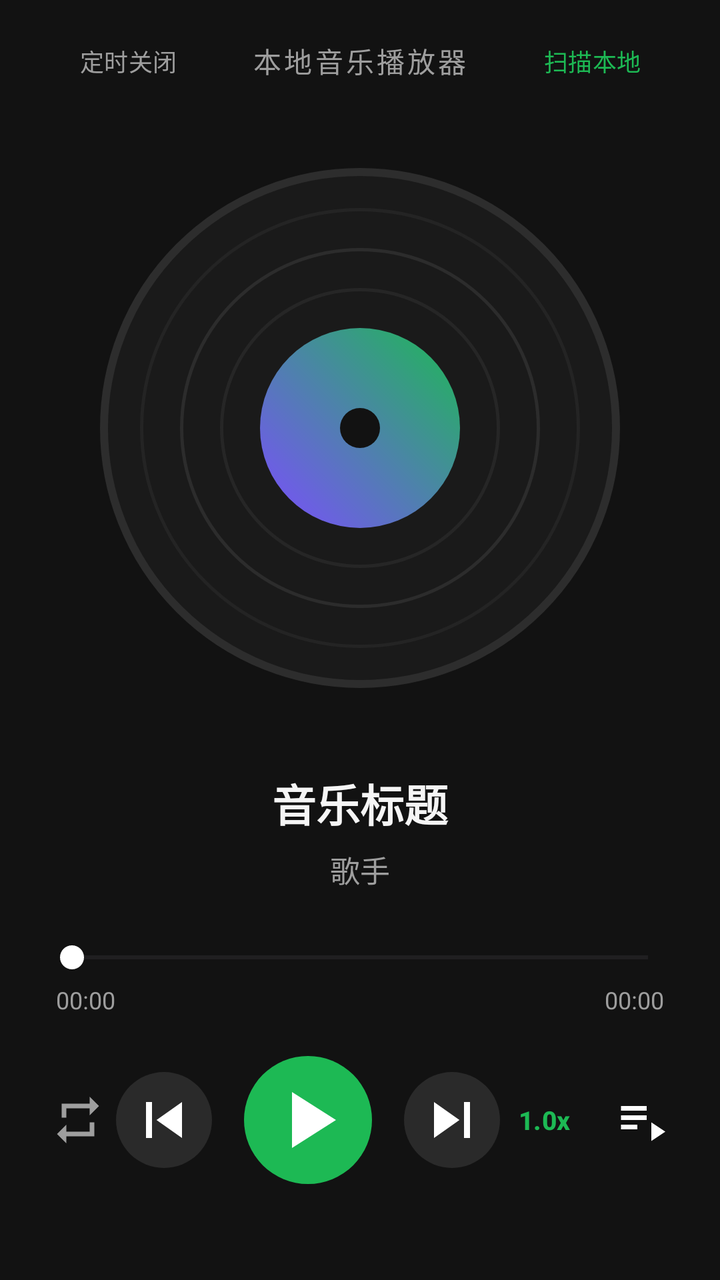
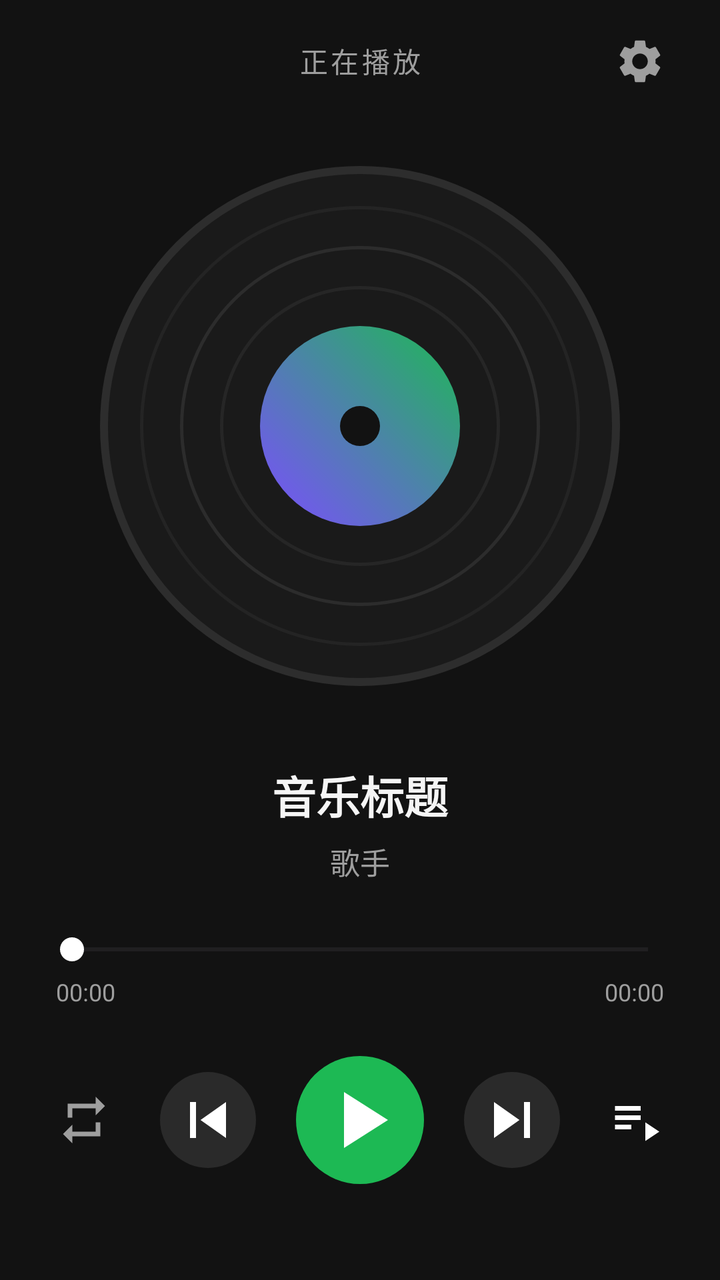

Before-and-after screenshots of an Android layout around one commit, followed by the original layout XML and the change that was made.
<!-- AndroidManifest.xml: application theme Theme.LocalMusicPlayer -->
<!-- res/layout/activity_main.xml -->
<?xml version="1.0" encoding="utf-8"?>
<androidx.constraintlayout.widget.ConstraintLayout xmlns:android="http://schemas.android.com/apk/res/android"
    xmlns:app="http://schemas.android.com/apk/res-auto"
    android:layout_width="match_parent"
    android:layout_height="match_parent"
    android:background="@color/bg_dark"
    android:padding="20dp">

    
    <Button
        android:id="@+id/btnSleepTimer"
        style="@style/Widget.Material3.Button.TextButton"
        android:layout_width="wrap_content"
        android:layout_height="wrap_content"
        android:text="定时关闭"
        android:textColor="@color/text_secondary"
        android:textSize="12sp"
        app:layout_constraintBottom_toBottomOf="@+id/tvHeader"
        app:layout_constraintStart_toStartOf="parent"
        app:layout_constraintTop_toTopOf="@+id/tvHeader" />

    
    <TextView
        android:id="@+id/tvHeader"
        android:layout_width="wrap_content"
        android:layout_height="wrap_content"
        android:text="本地音乐播放器"
        android:textColor="@color/text_secondary"
        android:textSize="14sp"
        android:letterSpacing="0.1"
        app:layout_constraintEnd_toEndOf="parent"
        app:layout_constraintStart_toStartOf="parent"
        app:layout_constraintTop_toTopOf="parent" />

    
    <Button
        android:id="@+id/btnScanLocal"
        style="@style/Widget.Material3.Button.TextButton"
        android:layout_width="wrap_content"
        android:layout_height="wrap_content"
        android:text="扫描本地"
        android:textColor="@color/accent_green"
        android:textSize="12sp"
        app:layout_constraintBottom_toBottomOf="@+id/tvHeader"
        app:layout_constraintEnd_toEndOf="parent"
        app:layout_constraintTop_toTopOf="@+id/tvHeader" />

    
    <FrameLayout
        android:id="@+id/containerCenter"
        android:layout_width="0dp"
        android:layout_height="280dp"
        android:layout_marginTop="20dp"
        app:layout_constraintBottom_toTopOf="@+id/tvSongTitle"
        app:layout_constraintEnd_toEndOf="parent"
        app:layout_constraintStart_toStartOf="parent"
        app:layout_constraintTop_toBottomOf="@+id/tvHeader"
        app:layout_constraintVertical_bias="0.3">

        <ImageView
            android:id="@+id/ivVinylDisc"
            android:layout_width="260dp"
            android:layout_height="260dp"
            android:layout_gravity="center"
            android:contentDescription="唱片封面"
            android:src="@drawable/bg_vinyl" />

        <androidx.recyclerview.widget.RecyclerView
            android:id="@+id/rvLyrics"
            android:layout_width="match_parent"
            android:layout_height="match_parent"
            android:clipToPadding="false"
            android:paddingTop="110dp"
            android:paddingBottom="110dp"
            android:visibility="gone" />

    </FrameLayout>

    
    <TextView
        android:id="@+id/tvSongTitle"
        android:layout_width="0dp"
        android:layout_height="wrap_content"
        android:layout_marginStart="16dp"
        android:layout_marginEnd="16dp"
        android:layout_marginBottom="6dp"
        android:ellipsize="end"
        android:gravity="center"
        android:maxLines="1"
        android:text="音乐标题"
        android:textColor="@color/text_primary"
        android:textSize="22sp"
        android:textStyle="bold"
        app:layout_constraintBottom_toTopOf="@+id/tvArtist"
        app:layout_constraintEnd_toEndOf="parent"
        app:layout_constraintStart_toStartOf="parent" />

    
    <TextView
        android:id="@+id/tvArtist"
        android:layout_width="wrap_content"
        android:layout_height="wrap_content"
        android:layout_marginBottom="24dp"
        android:text="歌手"
        android:textColor="@color/text_secondary"
        android:textSize="15sp"
        app:layout_constraintBottom_toTopOf="@+id/seekBar"
        app:layout_constraintEnd_toEndOf="parent"
        app:layout_constraintStart_toStartOf="parent" />

    
    <SeekBar
        android:id="@+id/seekBar"
        android:layout_width="0dp"
        android:layout_height="wrap_content"
        android:layout_marginBottom="4dp"
        android:max="100"
        android:progressTint="@color/accent_green"
        android:thumbTint="@color/white"
        app:layout_constraintBottom_toTopOf="@+id/tvCurrentTime"
        app:layout_constraintEnd_toEndOf="parent"
        app:layout_constraintStart_toStartOf="parent" />

    
    <TextView
        android:id="@+id/tvCurrentTime"
        android:layout_width="wrap_content"
        android:layout_height="wrap_content"
        android:layout_marginStart="8dp"
        android:layout_marginBottom="20dp"
        android:text="00:00"
        android:textColor="@color/text_secondary"
        android:textSize="12sp"
        app:layout_constraintBottom_toTopOf="@+id/layoutControls"
        app:layout_constraintStart_toStartOf="@+id/seekBar" />

    
    <TextView
        android:id="@+id/tvTotalTime"
        android:layout_width="wrap_content"
        android:layout_height="wrap_content"
        android:layout_marginEnd="8dp"
        android:layout_marginBottom="20dp"
        android:text="00:00"
        android:textColor="@color/text_secondary"
        android:textSize="12sp"
        app:layout_constraintBottom_toTopOf="@+id/layoutControls"
        app:layout_constraintEnd_toEndOf="@+id/seekBar" />

    
    <LinearLayout
        android:id="@+id/layoutControls"
        android:layout_width="match_parent"
        android:layout_height="wrap_content"
        android:layout_marginBottom="28dp"
        android:gravity="center"
        android:orientation="horizontal"
        app:layout_constraintBottom_toBottomOf="parent"
        app:layout_constraintEnd_toEndOf="parent"
        app:layout_constraintStart_toStartOf="parent">

        
        <ImageButton
            android:id="@+id/btnMode"
            android:layout_width="38dp"
            android:layout_height="38dp"
            android:background="?attr/selectableItemBackgroundBorderless"
            android:contentDescription="播放模式"
            android:padding="6dp"
            android:src="@drawable/ic_repeat" />

        <Space
            android:layout_width="0dp"
            android:layout_height="1dp"
            android:layout_weight="1" />

        
        <ImageButton
            android:id="@+id/btnPrevious"
            android:layout_width="48dp"
            android:layout_height="48dp"
            android:background="@drawable/bg_circle_btn"
            android:contentDescription="上一首"
            android:padding="8dp"
            android:src="@drawable/ic_skip_previous" />

        <Space
            android:layout_width="16dp"
            android:layout_height="1dp" />

        
        <ImageButton
            android:id="@+id/btnPlayPause"
            android:layout_width="64dp"
            android:layout_height="64dp"
            android:background="@drawable/bg_play_btn"
            android:contentDescription="播放/暂停"
            android:padding="12dp"
            android:src="@drawable/ic_play" />

        <Space
            android:layout_width="16dp"
            android:layout_height="1dp" />

        
        <ImageButton
            android:id="@+id/btnNext"
            android:layout_width="48dp"
            android:layout_height="48dp"
            android:background="@drawable/bg_circle_btn"
            android:contentDescription="下一首"
            android:padding="8dp"
            android:src="@drawable/ic_skip_next" />

        <Space
            android:layout_width="0dp"
            android:layout_height="1dp"
            android:layout_weight="1" />

        
        <Button
            android:id="@+id/btnSpeed"
            style="@style/Widget.Material3.Button.TextButton"
            android:layout_width="wrap_content"
            android:layout_height="38dp"
            android:minWidth="44dp"
            android:padding="0dp"
            android:text="1.0x"
            android:textColor="@color/accent_green"
            android:textSize="13sp"
            android:textStyle="bold" />

        <Space
            android:layout_width="8dp"
            android:layout_height="1dp" />

        
        <ImageButton
            android:id="@+id/btnPlaylist"
            android:layout_width="38dp"
            android:layout_height="38dp"
            android:background="?attr/selectableItemBackgroundBorderless"
            android:contentDescription="播放列表"
            android:padding="6dp"
            android:src="@drawable/ic_playlist" />

    </LinearLayout>

</androidx.constraintlayout.widget.ConstraintLayout>
<!-- resources referenced by this layout -->
<resources>
  <color name="accent_green">#1DB954</color>
  <color name="bg_dark">#121212</color>
  <color name="text_primary">#F5F5F5</color>
  <color name="text_secondary">#9E9E9E</color>
  <color name="white">#FFFFFFFF</color>
  <!-- drawable bg_circle_btn (drawable) -->
  <?xml version="1.0" encoding="utf-8"?>
  <shape xmlns:android="http://schemas.android.com/apk/res/android"
      android:shape="oval">
      <solid android:color="#2A2A2A" />
      <size android:width="48dp" android:height="48dp" />
  </shape>
  <!-- drawable bg_play_btn (drawable) -->
  <?xml version="1.0" encoding="utf-8"?>
  <shape xmlns:android="http://schemas.android.com/apk/res/android"
      android:shape="oval">
      <solid android:color="@color/accent_green" />
      <size android:width="64dp" android:height="64dp" />
  </shape>
  <!-- drawable ic_play (drawable) -->
  <vector xmlns:android="http://schemas.android.com/apk/res/android"
      android:width="48dp"
      android:height="48dp"
      android:viewportWidth="24"
      android:viewportHeight="24">
    <path
        android:fillColor="@color/white"
        android:pathData="M8,5v14l11,-7z"/>
  </vector>
  <!-- drawable ic_playlist (drawable) -->
  <vector xmlns:android="http://schemas.android.com/apk/res/android"
      android:width="28dp"
      android:height="28dp"
      android:viewportWidth="24"
      android:viewportHeight="24">
    <path
        android:fillColor="@color/white"
        android:pathData="M3,10h11v2L3,12v-2zM3,6h11v2L3,8V6zM3,14h7v2L3,16v-2zM16,13v8l6,-4 -6,-4z"/>
  </vector>
  <!-- drawable ic_skip_next (drawable) -->
  <vector xmlns:android="http://schemas.android.com/apk/res/android"
      android:width="36dp"
      android:height="36dp"
      android:viewportWidth="24"
      android:viewportHeight="24">
    <path
        android:fillColor="@color/white"
        android:pathData="M6,18l8.5,-6L6,6v12zM16,6v12h2L18,6h-2z"/>
  </vector>
  <!-- drawable ic_skip_previous (drawable) -->
  <vector xmlns:android="http://schemas.android.com/apk/res/android"
      android:width="36dp"
      android:height="36dp"
      android:viewportWidth="24"
      android:viewportHeight="24">
    <path
        android:fillColor="@color/white"
        android:pathData="M6,6h2v12L6,18L6,6zM9.5,12l8.5,6L18,6l-8.5,6z"/>
  </vector>
  <style name="Theme.LocalMusicPlayer" parent="Theme.Material3.DayNight.NoActionBar">
          <item name="android:statusBarColor">@color/bg_dark</item>
          <item name="android:windowBackground">@color/bg_dark</item>
          <item name="android:navigationBarColor">@color/bg_dark</item>
          <item name="colorPrimary">@color/accent_green</item>
      </style>
  <!-- unchanged entries left out for length: 2 -->
</resources>

<!-- the commit's change to res/layout/activity_main.xml (unified diff, before → after) -->
@@ -7,14 +7,19 @@
     android:padding="20dp">
 
     
-    <Button
-        android:id="@+id/btnSleepTimer"
-        style="@style/Widget.Material3.Button.TextButton"
-        android:layout_width="wrap_content"
-        android:layout_height="wrap_content"
-        android:text="定时关闭"
-        android:textColor="@color/text_secondary"
-        android:textSize="12sp"
+    <TextView
+        android:id="@+id/tvSleepBadge"
+        android:layout_width="wrap_content"
+        android:layout_height="wrap_content"
+        android:background="@drawable/bg_circle_btn"
+        android:paddingStart="10dp"
+        android:paddingTop="4dp"
+        android:paddingEnd="10dp"
+        android:paddingBottom="4dp"
+        android:text="⏱️ 15:00"
+        android:textColor="@color/accent_green"
+        android:textSize="11sp"
+        android:visibility="gone"
         app:layout_constraintBottom_toBottomOf="@+id/tvHeader"
         app:layout_constraintStart_toStartOf="parent"
         app:layout_constraintTop_toTopOf="@+id/tvHeader" />
@@ -24,7 +29,7 @@
         android:id="@+id/tvHeader"
         android:layout_width="wrap_content"
         android:layout_height="wrap_content"
-        android:text="本地音乐播放器"
+        android:text="正在播放"
         android:textColor="@color/text_secondary"
         android:textSize="14sp"
         android:letterSpacing="0.1"
@@ -33,14 +38,14 @@
         app:layout_constraintTop_toTopOf="parent" />
 
     
-    <Button
-        android:id="@+id/btnScanLocal"
-        style="@style/Widget.Material3.Button.TextButton"
-        android:layout_width="wrap_content"
-        android:layout_height="wrap_content"
-        android:text="扫描本地"
-        android:textColor="@color/accent_green"
-        android:textSize="12sp"
+    <ImageButton
+        android:id="@+id/btnSettings"
+        android:layout_width="40dp"
+        android:layout_height="40dp"
+        android:background="?attr/selectableItemBackgroundBorderless"
+        android:contentDescription="设置与功能"
+        android:padding="8dp"
+        android:src="@drawable/ic_settings"
         app:layout_constraintBottom_toBottomOf="@+id/tvHeader"
         app:layout_constraintEnd_toEndOf="parent"
         app:layout_constraintTop_toTopOf="@+id/tvHeader" />
@@ -127,20 +132,19 @@
         android:layout_width="wrap_content"
         android:layout_height="wrap_content"
         android:layout_marginStart="8dp"
-        android:layout_marginBottom="20dp"
+        android:layout_marginBottom="24dp"
         android:text="00:00"
         android:textColor="@color/text_secondary"
         android:textSize="12sp"
         app:layout_constraintBottom_toTopOf="@+id/layoutControls"
         app:layout_constraintStart_toStartOf="@+id/seekBar" />
 
-    
     <TextView
         android:id="@+id/tvTotalTime"
         android:layout_width="wrap_content"
         android:layout_height="wrap_content"
         android:layout_marginEnd="8dp"
-        android:layout_marginBottom="20dp"
+        android:layout_marginBottom="24dp"
         android:text="00:00"
         android:textColor="@color/text_secondary"
         android:textSize="12sp"
@@ -159,14 +163,13 @@
         app:layout_constraintEnd_toEndOf="parent"
         app:layout_constraintStart_toStartOf="parent">
 
-        
         <ImageButton
             android:id="@+id/btnMode"
-            android:layout_width="38dp"
-            android:layout_height="38dp"
+            android:layout_width="44dp"
+            android:layout_height="44dp"
             android:background="?attr/selectableItemBackgroundBorderless"
             android:contentDescription="播放模式"
-            android:padding="6dp"
+            android:padding="8dp"
             android:src="@drawable/ic_repeat" />
 
         <Space
@@ -174,7 +177,6 @@
             android:layout_height="1dp"
             android:layout_weight="1" />
 
-        
         <ImageButton
             android:id="@+id/btnPrevious"
             android:layout_width="48dp"
@@ -185,10 +187,9 @@
             android:src="@drawable/ic_skip_previous" />
 
         <Space
-            android:layout_width="16dp"
+            android:layout_width="20dp"
             android:layout_height="1dp" />
 
-        
         <ImageButton
             android:id="@+id/btnPlayPause"
             android:layout_width="64dp"
@@ -199,10 +200,9 @@
             android:src="@drawable/ic_play" />
 
         <Space
-            android:layout_width="16dp"
+            android:layout_width="20dp"
             android:layout_height="1dp" />
 
-        
         <ImageButton
             android:id="@+id/btnNext"
             android:layout_width="48dp"
@@ -217,31 +217,13 @@
             android:layout_height="1dp"
             android:layout_weight="1" />
 
-        
-        <Button
-            android:id="@+id/btnSpeed"
-            style="@style/Widget.Material3.Button.TextButton"
-            android:layout_width="wrap_content"
-            android:layout_height="38dp"
-            android:minWidth="44dp"
-            android:padding="0dp"
-            android:text="1.0x"
-            android:textColor="@color/accent_green"
-            android:textSize="13sp"
-            android:textStyle="bold" />
-
-        <Space
-            android:layout_width="8dp"
-            android:layout_height="1dp" />
-
-        
         <ImageButton
             android:id="@+id/btnPlaylist"
-            android:layout_width="38dp"
-            android:layout_height="38dp"
+            android:layout_width="44dp"
+            android:layout_height="44dp"
             android:background="?attr/selectableItemBackgroundBorderless"
             android:contentDescription="播放列表"
-            android:padding="6dp"
+            android:padding="8dp"
             android:src="@drawable/ic_playlist" />
 
     </LinearLayout>
<!-- resource entries referenced after the edit -->
@@ -39,6 +39,16 @@
         android:fillColor="@color/white"
         android:pathData="M3,10h11v2L3,12v-2zM3,6h11v2L3,8V6zM3,14h7v2L3,16v-2zM16,13v8l6,-4 -6,-4z"/>
   </vector>
+  <!-- drawable ic_settings (drawable) -->
+  <vector xmlns:android="http://schemas.android.com/apk/res/android"
+      android:width="26dp"
+      android:height="26dp"
+      android:viewportWidth="24"
+      android:viewportHeight="24">
+    <path
+        android:fillColor="@color/text_secondary"
+        android:pathData="M19.14,12.94c0.04,-0.3 0.06,-0.61 0.06,-0.94c0,-0.32 -0.02,-0.64 -0.07,-0.94l2.03,-1.58c0.18,-0.14 0.23,-0.41 0.12,-0.61l-1.92,-3.32c-0.12,-0.22 -0.37,-0.29 -0.59,-0.22l-2.39,0.96c-0.5,-0.38 -1.03,-0.7 -1.62,-0.94L14.4,2.81c-0.04,-0.24 -0.24,-0.41 -0.48,-0.41h-3.84c-0.24,0 -0.43,0.17 -0.47,0.41L9.25,5.35C8.66,5.59 8.12,5.92 7.63,6.29L5.24,5.33c-0.22,-0.08 -0.47,0 -0.59,0.22L2.74,8.87c-0.12,0.21 -0.08,0.47 0.12,0.61l2.03,1.58c-0.05,0.3 -0.09,0.63 -0.09,0.94s0.02,0.64 0.07,0.94l-2.03,1.58c-0.18,0.14 -0.23,0.41 -0.12,0.61l1.92,3.32c0.12,0.22 0.37,0.29 0.59,0.22l2.39,-0.96c0.5,0.38 1.03,0.7 1.62,0.94l0.36,2.54c0.05,0.24 0.24,0.41 0.48,0.41h3.84c0.24,0 0.44,-0.17 0.47,-0.41l0.36,-2.54c0.59,-0.24 1.13,-0.56 1.62,-0.94l2.39,0.96c0.22,0.08 0.47,0 0.59,-0.22l1.92,-3.32c0.12,-0.22 0.07,-0.47 -0.12,-0.61L19.14,12.94zM12,15.6c-1.98,0 -3.6,-1.62 -3.6,-3.6s1.62,-3.6 3.6,-3.6s3.6,1.62 3.6,3.6S13.98,15.6 12,15.6z"/>
+  </vector>
   <!-- drawable ic_skip_next (drawable) -->
   <vector xmlns:android="http://schemas.android.com/apk/res/android"
       android:width="36dp"
